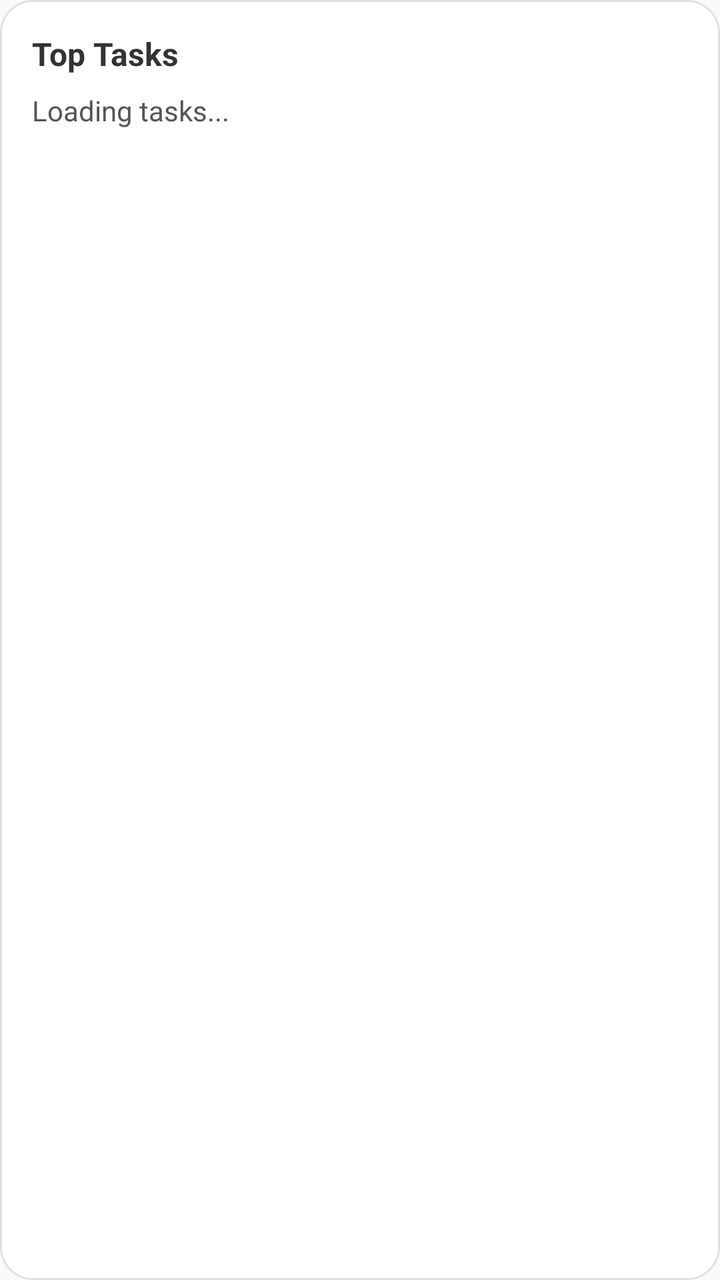
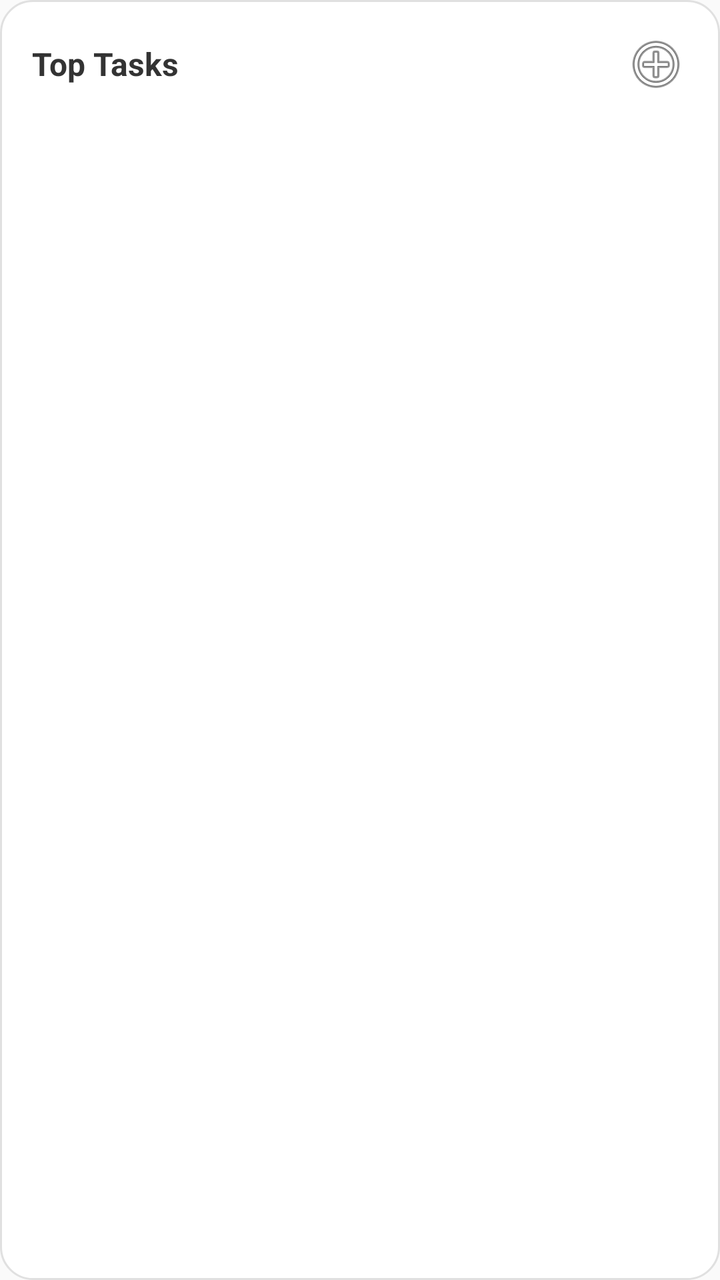

An Android layout rendered at two revisions. The XML below is the earlier revision; the diff shows what the commit changed to produce the second picture.
<!-- AndroidManifest.xml: application theme AppTheme -->
<!-- res/layout/widget_todo.xml -->
<?xml version="1.0" encoding="utf-8"?>
<LinearLayout xmlns:android="http://schemas.android.com/apk/res/android"
    android:id="@+id/widget_container"
    android:layout_width="match_parent"
    android:layout_height="match_parent"
    android:background="@drawable/widget_bg"
    android:orientation="vertical"
    android:padding="16dp">

    <TextView
        android:id="@+id/widget_title"
        android:layout_width="match_parent"
        android:layout_height="wrap_content"
        android:text="Top Tasks"
        android:textColor="#333333"
        android:textSize="16sp"
        android:textStyle="bold"
        android:layout_marginBottom="8dp"/>

    <TextView
        android:id="@+id/widget_tasks_text"
        android:layout_width="match_parent"
        android:layout_height="wrap_content"
        android:textColor="#555555"
        android:textSize="14sp"
        android:lineSpacingExtra="4dp"
        android:text="Loading tasks..."/>
</LinearLayout>
<!-- resources referenced by this layout -->
<resources>
  <!-- drawable widget_bg (drawable) -->
  <?xml version="1.0" encoding="utf-8"?>
  <shape xmlns:android="http://schemas.android.com/apk/res/android"
      android:shape="rectangle">
      <solid android:color="#FFFFFF" />
      <corners android:radius="16dp" />
      <stroke android:width="1dp" android:color="#E0E0E0" />
  </shape>
  <style name="AppTheme" parent="Theme.AppCompat.Light.DarkActionBar">
          
          <item name="colorPrimary">@color/colorPrimary</item>
          <item name="colorPrimaryDark">@color/colorPrimaryDark</item>
          <item name="colorAccent">@color/colorAccent</item>
      </style>
</resources>

<!-- the commit's change to res/layout/widget_todo.xml (unified diff, before → after) -->
@@ -7,22 +7,36 @@
     android:orientation="vertical"
     android:padding="16dp">
 
-    <TextView
-        android:id="@+id/widget_title"
+    <RelativeLayout
         android:layout_width="match_parent"
         android:layout_height="wrap_content"
-        android:text="Top Tasks"
-        android:textColor="#333333"
-        android:textSize="16sp"
-        android:textStyle="bold"
-        android:layout_marginBottom="8dp"/>
+        android:layout_marginBottom="8dp">
 
-    <TextView
-        android:id="@+id/widget_tasks_text"
+        <TextView
+            android:id="@+id/widget_title"
+            android:layout_width="match_parent"
+            android:layout_height="wrap_content"
+            android:layout_centerVertical="true"
+            android:layout_toStartOf="@+id/widget_add_btn"
+            android:text="Top Tasks"
+            android:textColor="#333333"
+            android:textSize="16sp"
+            android:textStyle="bold" />
+
+        <ImageView
+            android:id="@+id/widget_add_btn"
+            android:layout_width="32dp"
+            android:layout_height="32dp"
+            android:layout_alignParentEnd="true"
+            android:layout_centerVertical="true"
+            android:src="@android:drawable/ic_menu_add"
+            android:background="?android:attr/selectableItemBackgroundBorderless"
+            android:contentDescription="Add Task" />
+    </RelativeLayout>
+
+    <LinearLayout
+        android:id="@+id/widget_tasks_container"
         android:layout_width="match_parent"
         android:layout_height="wrap_content"
-        android:textColor="#555555"
-        android:textSize="14sp"
-        android:lineSpacingExtra="4dp"
-        android:text="Loading tasks..."/>
+        android:orientation="vertical" />
 </LinearLayout>
